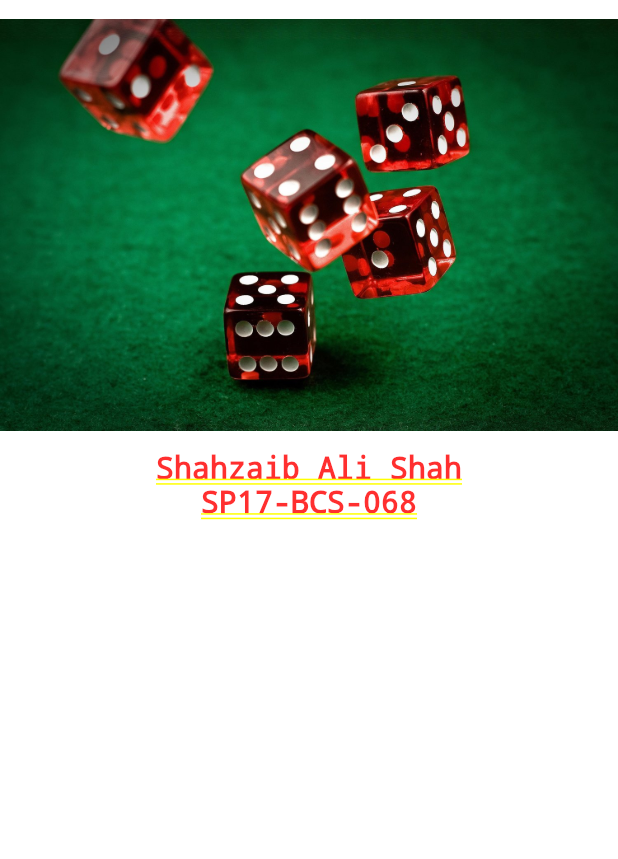
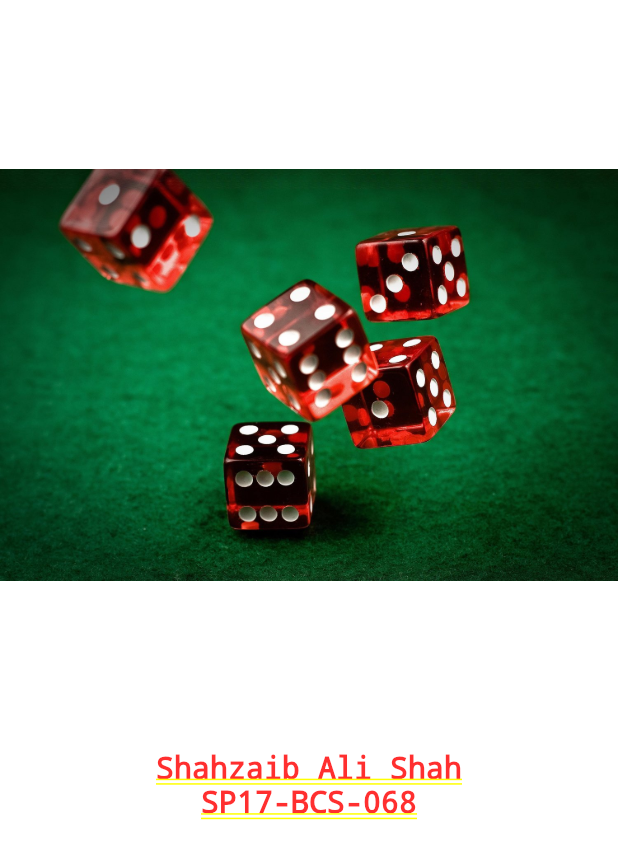
Before and after one commit to SHAHZAIB-prog/Shahzaib-Sp17-BCS-068, a Flutter app: the first screen one second after launch, on a phone screen of 412 x 824 dp. Shown: the top 859 px of the screen. Run offline on Flutter 3.47's test engine with Material 2 defaults, Android fonts, the phone set to English and light mode, and no system bars.

```diff
--- a/lib/main.dart
+++ b/lib/main.dart
@@ -44,13 +44,13 @@ class _MyHomePageState extends State<MyHomePage> {
   @override
   Widget build(BuildContext context) {
     return Container(
-        color: Colors.white,
+        color: Colors.white60,
         child: Column(
           children: <Widget>[
             Image(
                 image: AssetImage(
                     'images/dice.jpg'),
-                height:300),
+                height:500),
             Text("Shahzaib Ali Shah",style:TextStyle(fontSize: 20)),
             Text("SP17-BCS-068",style:TextStyle(fontSize: 20)),
             SizedBox(height: 10,),
```
